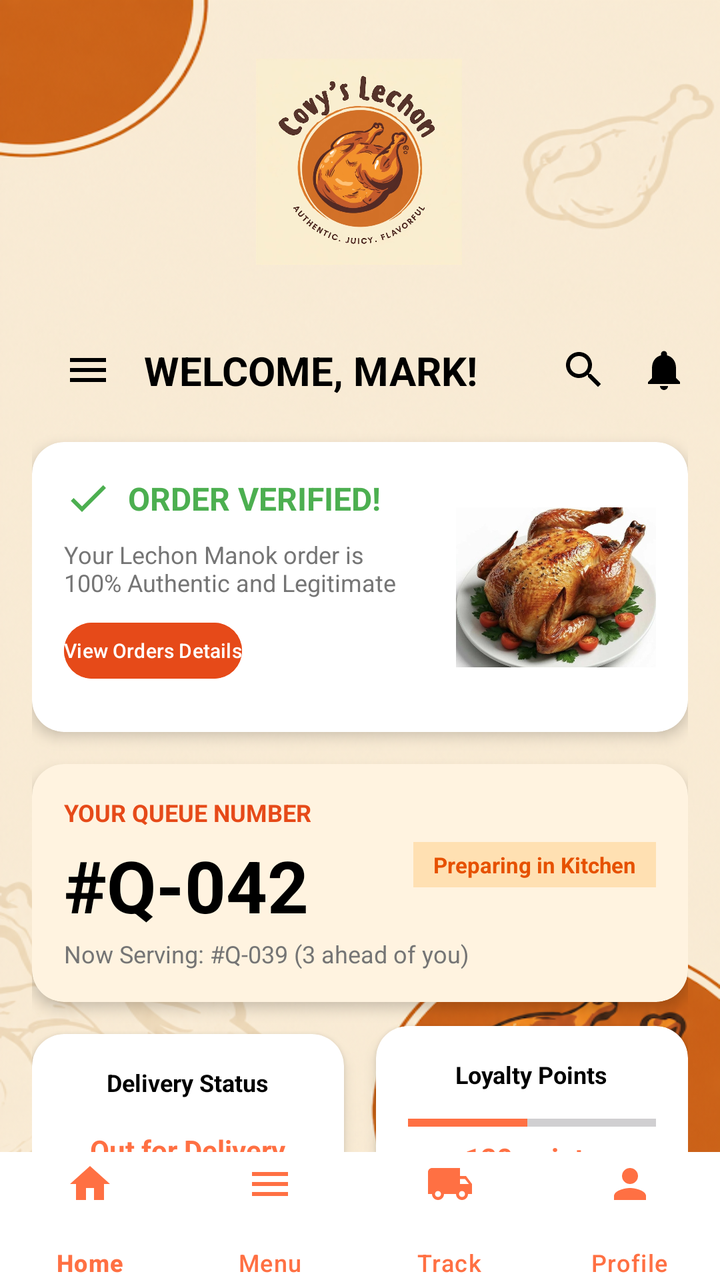
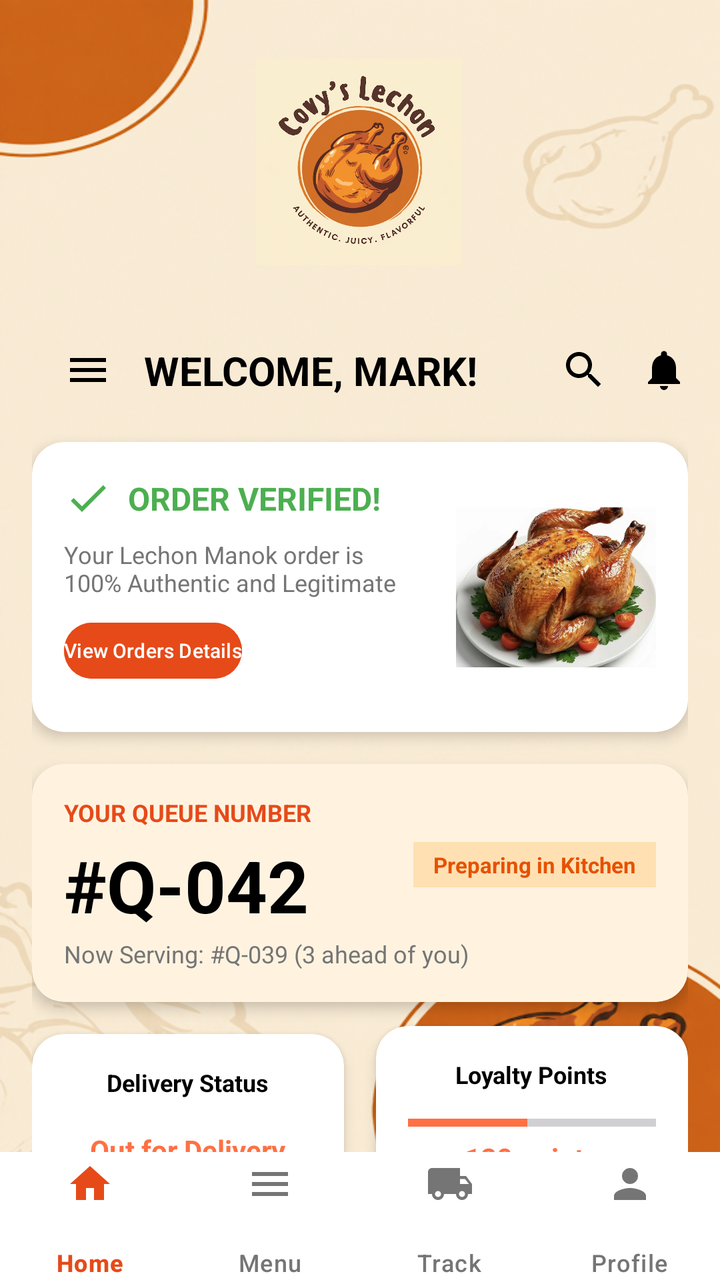

Compare the two renders of this Android layout. The source of the first and the diff that turns it into the second are given below.
<!-- AndroidManifest.xml: application theme Theme.CoyvSplashScreen -->
<!-- res/layout/activity_dashboard.xml -->
<?xml version="1.0" encoding="utf-8"?>
<androidx.constraintlayout.widget.ConstraintLayout xmlns:android="http://schemas.android.com/apk/res/android"
    xmlns:app="http://schemas.android.com/apk/res-auto"
    xmlns:tools="http://schemas.android.com/tools"
    android:id="@+id/main"
    android:layout_width="match_parent"
    android:layout_height="match_parent"
    android:background="@drawable/signinbackgoundimage"
    tools:context=".DashBoardActivity">

    
    <View
        android:id="@+id/view_decoration"
        android:layout_width="200dp"
        android:layout_height="200dp"
        android:layout_marginStart="-80dp"
        android:layout_marginTop="-80dp"
        android:alpha="0.3"
        app:layout_constraintStart_toStartOf="parent"
        app:layout_constraintTop_toTopOf="parent" />

    <androidx.core.widget.NestedScrollView
        android:layout_width="match_parent"
        android:layout_height="0dp"
        app:layout_constraintBottom_toTopOf="@+id/bottom_navigation"
        app:layout_constraintTop_toTopOf="parent">

        <androidx.constraintlayout.widget.ConstraintLayout
            android:layout_width="match_parent"
            android:layout_height="wrap_content"
            android:padding="@dimen/padding_medium">

            

            <ImageView
                android:id="@+id/covylogo"
                android:layout_width="153dp"
                android:layout_height="103dp"
                android:layout_marginTop="10dp"
                android:layout_marginBottom="36dp"
                android:contentDescription="Covy Lechon Logo"
                android:src="@drawable/logo"
                app:layout_constraintBottom_toTopOf="@+id/tv_welcome"
                app:layout_constraintEnd_toEndOf="parent"
                app:layout_constraintHorizontal_bias="0.498"
                app:layout_constraintStart_toStartOf="parent"
                app:layout_constraintTop_toTopOf="parent" />

            
            <ImageButton
                android:id="@+id/btn_menu_top"
                android:layout_width="@dimen/icon_size"
                android:layout_height="@dimen/icon_size"
                android:layout_marginStart="16dp"
                android:layout_marginTop="157dp"
                android:layout_marginEnd="16dp"
                android:layout_marginBottom="24dp"
                android:background="?attr/selectableItemBackgroundBorderless"
                android:src="@drawable/ic_menu"
                app:layout_constraintBottom_toTopOf="@+id/cv_verified"
                app:layout_constraintEnd_toStartOf="@+id/tv_welcome"
                app:layout_constraintStart_toStartOf="parent"
                app:layout_constraintTop_toTopOf="parent" />

            <TextView
                android:id="@+id/tv_welcome"
                android:layout_width="wrap_content"
                android:layout_height="wrap_content"
                android:layout_marginStart="@dimen/padding_medium"
                android:text="WELCOME, MARK!"
                android:textColor="@color/black"
                android:textSize="20sp"
                android:textStyle="bold"
                app:layout_constraintBottom_toBottomOf="@+id/btn_menu_top"
                app:layout_constraintStart_toEndOf="@+id/btn_menu_top"
                app:layout_constraintTop_toTopOf="@+id/btn_menu_top" />

            <ImageButton
                android:id="@+id/btn_notification"
                android:layout_width="@dimen/icon_size"
                android:layout_height="@dimen/icon_size"
                android:background="?attr/selectableItemBackgroundBorderless"
                android:src="@drawable/ic_notifications"
                app:layout_constraintBottom_toBottomOf="@+id/btn_menu_top"
                app:layout_constraintEnd_toEndOf="parent"
                app:layout_constraintTop_toTopOf="@+id/btn_menu_top" />

            <ImageButton
                android:id="@+id/btn_search"
                android:layout_width="@dimen/icon_size"
                android:layout_height="@dimen/icon_size"
                android:layout_marginEnd="@dimen/padding_medium"
                android:background="?attr/selectableItemBackgroundBorderless"
                android:src="@drawable/ic_search"
                app:layout_constraintBottom_toBottomOf="@+id/btn_menu_top"
                app:layout_constraintEnd_toStartOf="@+id/btn_notification"
                app:layout_constraintTop_toTopOf="@+id/btn_menu_top" />

            
            <androidx.cardview.widget.CardView
                android:id="@+id/cv_verified"
                android:layout_width="match_parent"
                android:layout_height="wrap_content"
                android:layout_marginTop="@dimen/padding_large"
                app:cardCornerRadius="@dimen/corner_radius"
                app:cardElevation="@dimen/card_elevation"
                app:layout_constraintTop_toBottomOf="@+id/btn_menu_top">

                <androidx.constraintlayout.widget.ConstraintLayout
                    android:layout_width="match_parent"
                    android:layout_height="145dp"
                    android:padding="@dimen/padding_medium">

                    <ImageView
                        android:id="@+id/iv_check"
                        android:layout_width="24dp"
                        android:layout_height="24dp"
                        android:contentDescription="Verified"
                        android:src="@drawable/ic_check"
                        app:layout_constraintStart_toStartOf="parent"
                        app:layout_constraintTop_toTopOf="parent" />

                    <TextView
                        android:id="@+id/tv_verified_status"
                        android:layout_width="wrap_content"
                        android:layout_height="wrap_content"
                        android:layout_marginStart="@dimen/padding_small"
                        android:text="ORDER VERIFIED!"
                        android:textColor="@color/green_verified"
                        android:textSize="16sp"
                        android:textStyle="bold"
                        app:layout_constraintBottom_toBottomOf="@+id/iv_check"
                        app:layout_constraintStart_toEndOf="@+id/iv_check"
                        app:layout_constraintTop_toTopOf="@+id/iv_check" />

                    <TextView
                        android:id="@+id/tv_verified_desc"
                        android:layout_width="0dp"
                        android:layout_height="wrap_content"
                        android:layout_marginTop="@dimen/padding_small"
                        android:text="Your Lechon Manok order is\n100% Authentic and Legitimate"
                        android:textColor="@color/text_grey"
                        android:textSize="12sp"
                        app:layout_constraintEnd_toStartOf="@+id/iv_verified_chicken"
                        app:layout_constraintStart_toStartOf="parent"
                        app:layout_constraintTop_toBottomOf="@+id/iv_check" />

                    <Button
                        android:id="@+id/btn_view_details"
                        android:layout_width="wrap_content"
                        android:layout_height="36dp"
                        android:layout_marginTop="@dimen/padding_small"
                        android:backgroundTint="@color/orange_dark"
                        android:padding="0dp"
                        android:text="View Orders Details"
                        android:textAllCaps="false"
                        android:textSize="10sp"
                        app:layout_constraintStart_toStartOf="parent"
                        app:layout_constraintTop_toBottomOf="@+id/tv_verified_desc" />

                    <ImageView
                        android:id="@+id/iv_verified_chicken"
                        android:layout_width="100dp"
                        android:layout_height="80dp"
                        android:scaleType="centerCrop"
                        android:src="@drawable/f423b4974f4dd7924f11f1bad41bf1b4"
                        app:layout_constraintBottom_toBottomOf="parent"
                        app:layout_constraintEnd_toEndOf="parent"
                        app:layout_constraintTop_toTopOf="parent" />
                </androidx.constraintlayout.widget.ConstraintLayout>
            </androidx.cardview.widget.CardView>

            
            <androidx.cardview.widget.CardView
                android:id="@+id/cv_queue"
                android:layout_width="match_parent"
                android:layout_height="wrap_content"
                android:layout_marginTop="@dimen/padding_medium"
                app:cardBackgroundColor="#FFF3E0"
                app:cardCornerRadius="@dimen/corner_radius"
                app:cardElevation="@dimen/card_elevation"
                app:layout_constraintTop_toBottomOf="@+id/cv_verified">

                <androidx.constraintlayout.widget.ConstraintLayout
                    android:layout_width="match_parent"
                    android:layout_height="wrap_content"
                    android:padding="@dimen/padding_medium">

                    <TextView
                        android:id="@+id/tv_queue_title"
                        android:layout_width="wrap_content"
                        android:layout_height="wrap_content"
                        android:text="YOUR QUEUE NUMBER"
                        android:textColor="@color/orange_dark"
                        android:textSize="12sp"
                        android:textStyle="bold"
                        app:layout_constraintStart_toStartOf="parent"
                        app:layout_constraintTop_toTopOf="parent" />

                    <TextView
                        android:id="@+id/tv_queue_number"
                        android:layout_width="wrap_content"
                        android:layout_height="wrap_content"
                        android:layout_marginTop="4dp"
                        android:text="#Q-042"
                        android:textColor="@color/black"
                        android:textSize="36sp"
                        android:textStyle="bold"
                        app:layout_constraintStart_toStartOf="parent"
                        app:layout_constraintTop_toBottomOf="@+id/tv_queue_title" />

                    <TextView
                        android:id="@+id/tv_now_serving"
                        android:layout_width="wrap_content"
                        android:layout_height="wrap_content"
                        android:layout_marginTop="2dp"
                        android:text="Now Serving: #Q-039 (3 ahead of you)"
                        android:textColor="@color/text_grey"
                        android:textSize="12sp"
                        app:layout_constraintStart_toStartOf="parent"
                        app:layout_constraintTop_toBottomOf="@+id/tv_queue_number" />

                    <TextView
                        android:id="@+id/tv_queue_status_badge"
                        android:layout_width="wrap_content"
                        android:layout_height="wrap_content"
                        android:background="#FFE0B2"
                        android:paddingHorizontal="10dp"
                        android:paddingVertical="4dp"
                        android:text="Preparing in Kitchen"
                        android:textColor="#E65100"
                        android:textSize="11sp"
                        android:textStyle="bold"
                        app:layout_constraintBottom_toBottomOf="@+id/tv_queue_number"
                        app:layout_constraintEnd_toEndOf="parent"
                        app:layout_constraintTop_toTopOf="@+id/tv_queue_title" />

                </androidx.constraintlayout.widget.ConstraintLayout>
            </androidx.cardview.widget.CardView>

            
            <androidx.cardview.widget.CardView
                android:id="@+id/cv_status"
                android:layout_width="0dp"
                android:layout_height="wrap_content"
                android:layout_marginTop="@dimen/padding_medium"
                android:layout_marginEnd="@dimen/padding_small"
                app:cardCornerRadius="@dimen/corner_radius"
                app:cardElevation="@dimen/card_elevation"
                app:layout_constraintEnd_toStartOf="@+id/cv_loyalty"
                app:layout_constraintStart_toStartOf="parent"
                app:layout_constraintTop_toBottomOf="@+id/cv_queue">

                <LinearLayout
                    android:layout_width="match_parent"
                    android:layout_height="wrap_content"
                    android:gravity="center"
                    android:orientation="vertical"
                    android:padding="@dimen/padding_medium">

                    <TextView
                        android:layout_width="wrap_content"
                        android:layout_height="wrap_content"
                        android:text="Delivery Status"
                        android:textColor="@color/black"
                        android:textSize="12sp"
                        android:textStyle="bold" />

                    <TextView
                        android:layout_width="wrap_content"
                        android:layout_height="wrap_content"
                        android:layout_marginTop="16dp"
                        android:text="Out for Delivery"
                        android:textColor="@color/orange_primary"
                        android:textSize="14sp"
                        android:textStyle="bold" />

                    <TextView
                        android:layout_width="wrap_content"
                        android:layout_height="wrap_content"
                        android:text="Est. 15 mins remaining"
                        android:textColor="@color/text_grey"
                        android:textSize="10sp" />
                </LinearLayout>
            </androidx.cardview.widget.CardView>

            <androidx.cardview.widget.CardView
                android:id="@+id/cv_loyalty"
                android:layout_width="0dp"
                android:layout_height="wrap_content"
                android:layout_marginStart="@dimen/padding_small"
                app:cardCornerRadius="@dimen/corner_radius"
                app:cardElevation="@dimen/card_elevation"
                app:layout_constraintBottom_toBottomOf="@+id/cv_status"
                app:layout_constraintEnd_toEndOf="parent"
                app:layout_constraintStart_toEndOf="@+id/cv_status"
                app:layout_constraintTop_toTopOf="@+id/cv_status">

                <LinearLayout
                    android:layout_width="match_parent"
                    android:layout_height="wrap_content"
                    android:gravity="center"
                    android:orientation="vertical"
                    android:padding="@dimen/padding_medium">

                    <TextView
                        android:layout_width="wrap_content"
                        android:layout_height="wrap_content"
                        android:text="Loyalty Points"
                        android:textColor="@color/black"
                        android:textSize="12sp"
                        android:textStyle="bold" />

                    <ProgressBar
                        style="?android:attr/progressBarStyleHorizontal"
                        android:layout_width="match_parent"
                        android:layout_height="wrap_content"
                        android:layout_marginTop="@dimen/padding_small"
                        android:progress="120"
                        android:max="250"
                        android:progressTint="@color/orange_primary" />

                    <TextView
                        android:layout_width="wrap_content"
                        android:layout_height="wrap_content"
                        android:text="120 points"
                        android:textColor="@color/orange_primary"
                        android:textSize="14sp"
                        android:textStyle="bold" />

                    <TextView
                        android:layout_width="wrap_content"
                        android:layout_height="wrap_content"
                        android:text="250 to free chicken"
                        android:textColor="@color/text_grey"
                        android:textSize="10sp" />
                </LinearLayout>
            </androidx.cardview.widget.CardView>

            
            <TextView
                android:id="@+id/tv_recent_orders"
                android:layout_width="wrap_content"
                android:layout_height="wrap_content"
                android:layout_marginTop="@dimen/padding_large"
                android:text="My Recent Orders"
                android:textSize="18sp"
                android:textStyle="bold"
                app:layout_constraintStart_toStartOf="parent"
                app:layout_constraintTop_toBottomOf="@+id/cv_status" />

            <TextView
                android:id="@+id/tv_view_all"
                android:layout_width="wrap_content"
                android:layout_height="wrap_content"
                android:text="View All"
                android:textColor="@color/orange_primary"
                app:layout_constraintBottom_toBottomOf="@+id/tv_recent_orders"
                app:layout_constraintEnd_toEndOf="parent"
                app:layout_constraintTop_toTopOf="@+id/tv_recent_orders" />

            <androidx.cardview.widget.CardView
                android:id="@+id/cv_order_item"
                android:layout_width="match_parent"
                android:layout_height="wrap_content"
                android:layout_marginTop="@dimen/padding_medium"
                app:cardCornerRadius="@dimen/corner_radius"
                app:cardElevation="@dimen/card_elevation"
                app:layout_constraintTop_toBottomOf="@+id/tv_recent_orders">

                <androidx.constraintlayout.widget.ConstraintLayout
                    android:layout_width="match_parent"
                    android:layout_height="wrap_content"
                    android:padding="@dimen/padding_small">

                    <androidx.cardview.widget.CardView
                        android:id="@+id/cv_order_img_container"
                        android:layout_width="80dp"
                        android:layout_height="80dp"
                        app:cardCornerRadius="8dp"
                        app:layout_constraintStart_toStartOf="parent"
                        app:layout_constraintTop_toTopOf="parent">

                        <ImageView
                            android:id="@+id/iv_order_img"
                            android:layout_width="match_parent"
                            android:layout_height="match_parent"
                            android:contentDescription="Order Image"
                            android:scaleType="centerCrop"
                            android:src="@drawable/f423b4974f4dd7924f11f1bad41bf1b4" />
                    </androidx.cardview.widget.CardView>

                    <TextView
                        android:id="@+id/tv_order_name"
                        android:layout_width="0dp"
                        android:layout_height="wrap_content"
                        android:layout_marginStart="@dimen/padding_medium"
                        android:text="Lechon Manok (Whole)"
                        android:textColor="@color/black"
                        android:textStyle="bold"
                        app:layout_constraintEnd_toStartOf="@+id/iv_order_arrow"
                        app:layout_constraintStart_toEndOf="@+id/cv_order_img_container"
                        app:layout_constraintTop_toTopOf="parent" />

                    <TextView
                        android:id="@+id/tv_order_id"
                        android:layout_width="wrap_content"
                        android:layout_height="wrap_content"
                        android:text="ID: #123"
                        android:textColor="@color/text_grey"
                        android:textSize="12sp"
                        app:layout_constraintStart_toStartOf="@+id/tv_order_name"
                        app:layout_constraintTop_toBottomOf="@+id/tv_order_name" />

                    <TextView
                        android:id="@+id/tv_order_date"
                        android:layout_width="wrap_content"
                        android:layout_height="wrap_content"
                        android:text="Dec 23, 2023 - 10:30 AM"
                        android:textColor="@color/text_grey"
                        android:textSize="12sp"
                        app:layout_constraintStart_toStartOf="@+id/tv_order_name"
                        app:layout_constraintTop_toBottomOf="@+id/tv_order_id" />

                    <TextView
                        android:id="@+id/tv_order_status"
                        android:layout_width="wrap_content"
                        android:layout_height="wrap_content"
                        android:layout_marginTop="4dp"
                        android:background="#D5F5E3"
                        android:paddingHorizontal="8dp"
                        android:paddingVertical="2dp"
                        android:text="Delivered"
                        android:textColor="#27AE60"
                        android:textSize="10sp"
                        android:textStyle="bold"
                        app:layout_constraintStart_toStartOf="@+id/tv_order_name"
                        app:layout_constraintTop_toBottomOf="@+id/tv_order_date" />

                    <ImageView
                        android:id="@+id/iv_order_arrow"
                        android:layout_width="24dp"
                        android:layout_height="24dp"
                        android:src="@android:drawable/ic_media_play"
                        app:layout_constraintBottom_toBottomOf="parent"
                        app:layout_constraintEnd_toEndOf="parent"
                        app:layout_constraintTop_toTopOf="parent"
                        app:tint="@color/black" />
                </androidx.constraintlayout.widget.ConstraintLayout>
            </androidx.cardview.widget.CardView>

            
            <Button
                android:id="@+id/btn_place_order"
                android:layout_width="match_parent"
                android:layout_height="60dp"
                android:layout_marginTop="10dp"
                android:layout_marginBottom="4dp"
                android:backgroundTint="@color/orange_primary"
                android:text="Place New Order"
                android:textColor="@color/white"
                app:cornerRadius="@dimen/corner_radius"
                app:layout_constraintBottom_toBottomOf="parent"
                app:layout_constraintTop_toBottomOf="@+id/cv_order_item"
                app:layout_constraintVertical_bias="0.0"
                tools:layout_editor_absoluteX="16dp" />

        </androidx.constraintlayout.widget.ConstraintLayout>
    </androidx.core.widget.NestedScrollView>

    <com.google.android.material.bottomnavigation.BottomNavigationView
        android:id="@+id/bottom_navigation"
        android:layout_width="match_parent"
        android:layout_height="64dp"
        android:background="@color/white"
        app:itemIconTint="@color/orange_primary"
        app:itemTextColor="@color/orange_primary"
        app:labelVisibilityMode="labeled"
        app:itemIconSize="24dp"
        app:itemPaddingTop="4dp"
        app:itemPaddingBottom="4dp"
        app:layout_constraintBottom_toBottomOf="parent"
        app:menu="@menu/bottom_nav_menu" />

</androidx.constraintlayout.widget.ConstraintLayout>
<!-- resources referenced by this layout -->
<resources>
  <color name="black">#FF000000</color>
  <color name="green_verified">#4CAF50</color>
  <color name="orange_dark">#E64A19</color>
  <color name="orange_primary">#FF7043</color>
  <color name="text_grey">#757575</color>
  <color name="white">#FFFFFFFF</color>
  <dimen name="card_elevation">4dp</dimen>
  <dimen name="corner_radius">16dp</dimen>
  <dimen name="icon_size">24dp</dimen>
  <dimen name="padding_large">24dp</dimen>
  <dimen name="padding_medium">16dp</dimen>
  <dimen name="padding_small">8dp</dimen>
  <!-- drawable f423b4974f4dd7924f11f1bad41bf1b4: jpg bitmap (drawable, 122413 bytes) -->
  <!-- drawable ic_check (drawable) -->
  <vector xmlns:android="http://schemas.android.com/apk/res/android"
      android:width="24dp"
      android:height="24dp"
      android:viewportWidth="24"
      android:viewportHeight="24">
      <path
          android:fillColor="#4CAF50"
          android:pathData="M9,16.17L4.83,12l-1.42,1.41L9,19 21,7l-1.41,-1.41z" />
  </vector>
  <!-- drawable ic_menu (drawable) -->
  <vector xmlns:android="http://schemas.android.com/apk/res/android"
      android:width="24dp"
      android:height="24dp"
      android:viewportWidth="24"
      android:viewportHeight="24">
      <path
          android:fillColor="#000000"
          android:pathData="M3,18h18v-2H3V18z M3,13h18v-2H3V13z M3,6v2h18V6H3z" />
  </vector>
  <!-- drawable ic_notifications (drawable) -->
  <vector xmlns:android="http://schemas.android.com/apk/res/android"
      android:width="24dp"
      android:height="24dp"
      android:viewportWidth="24"
      android:viewportHeight="24">
      <path
          android:fillColor="#000000"
          android:pathData="M12,22c1.1,0 2,-0.9 2,-2h-4c0,1.1 0.89,2 2,2zm6,-6v-5c0,-3.07 -1.64,-5.64 -4.5,-6.32V4c0,-0.83 -0.67,-1.5 -1.5,-1.5s-1.5,0.67 -1.5,1.5v0.68C7.63,5.36 6,7.92 6,11v5l-2,2v1h16v-1l-2,-2z" />
  </vector>
  <!-- drawable ic_search (drawable) -->
  <vector xmlns:android="http://schemas.android.com/apk/res/android"
      android:width="24dp"
      android:height="24dp"
      android:viewportWidth="24"
      android:viewportHeight="24">
      <path
          android:fillColor="#000000"
          android:pathData="M15.5,14h-0.79l-0.28,-0.27C15.41,12.59 16,11.11 16,9.5 16,5.91 13.09,3 9.5,3S3,5.91 3,9.5 5.91,16 9.5,16c1.61,0 3.09,-0.59 4.23,-1.57l0.27,0.28v0.79l5,4.99L20.49,19l-4.99,-5zm-6,0C7.01,14 5,11.99 5,9.5S7.01,5 9.5,5 14,7.01 14,9.5 11.99,14 9.5,14z" />
  </vector>
  <!-- drawable logo: jpg bitmap (drawable, 98396 bytes) -->
  <!-- drawable signinbackgoundimage: png bitmap (drawable, 391030 bytes) -->
  <style name="Theme.CoyvSplashScreen" parent="Base.Theme.CoyvSplashScreen" />
  <style name="Base.Theme.CoyvSplashScreen" parent="Theme.Material3.DayNight.NoActionBar">
          
          
      </style>
</resources>

<!-- the commit's change to res/layout/activity_dashboard.xml (unified diff, before → after) -->
@@ -473,8 +473,8 @@
         android:layout_width="match_parent"
         android:layout_height="64dp"
         android:background="@color/white"
-        app:itemIconTint="@color/orange_primary"
-        app:itemTextColor="@color/orange_primary"
+        app:itemIconTint="@color/bottom_nav_color_selector"
+        app:itemTextColor="@color/bottom_nav_color_selector"
         app:labelVisibilityMode="labeled"
         app:itemIconSize="24dp"
         app:itemPaddingTop="4dp"
